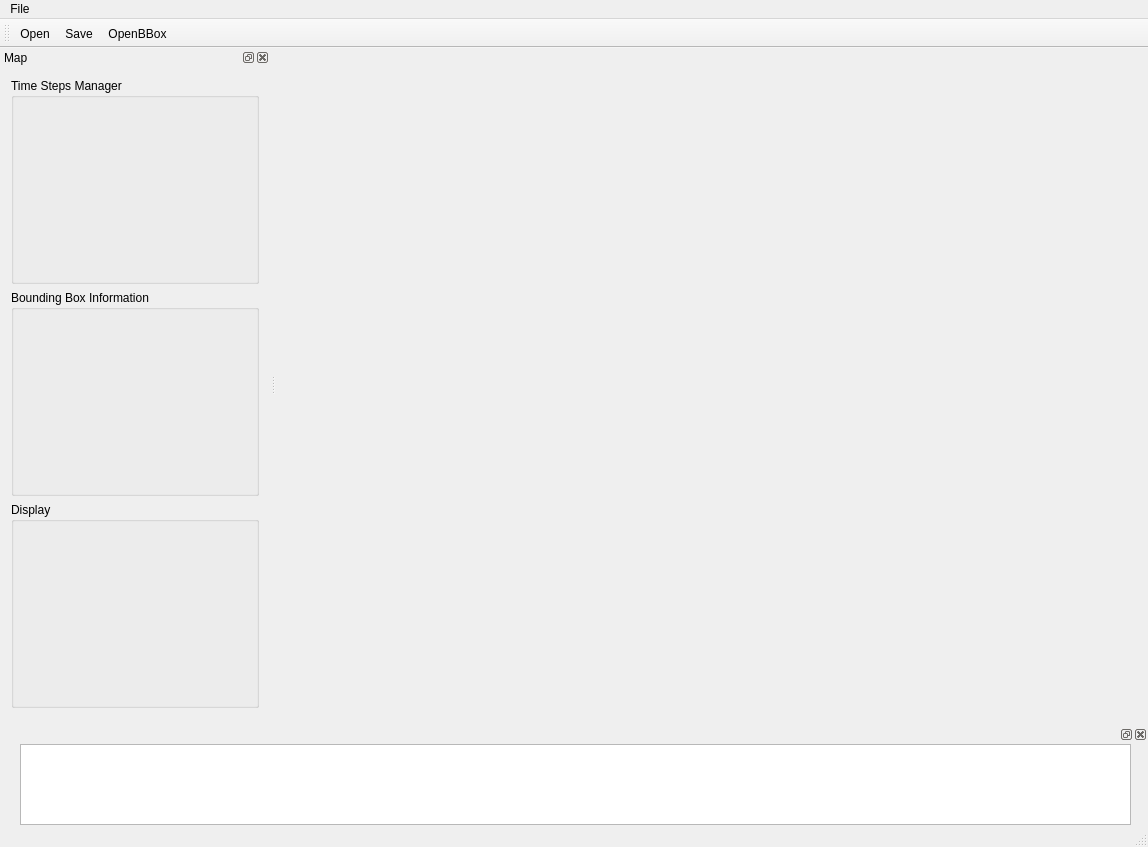
The window that MainWindow.ui (MatthieuZins/BoundingBoxMe) describes before a commit, drawn with Qt 5.
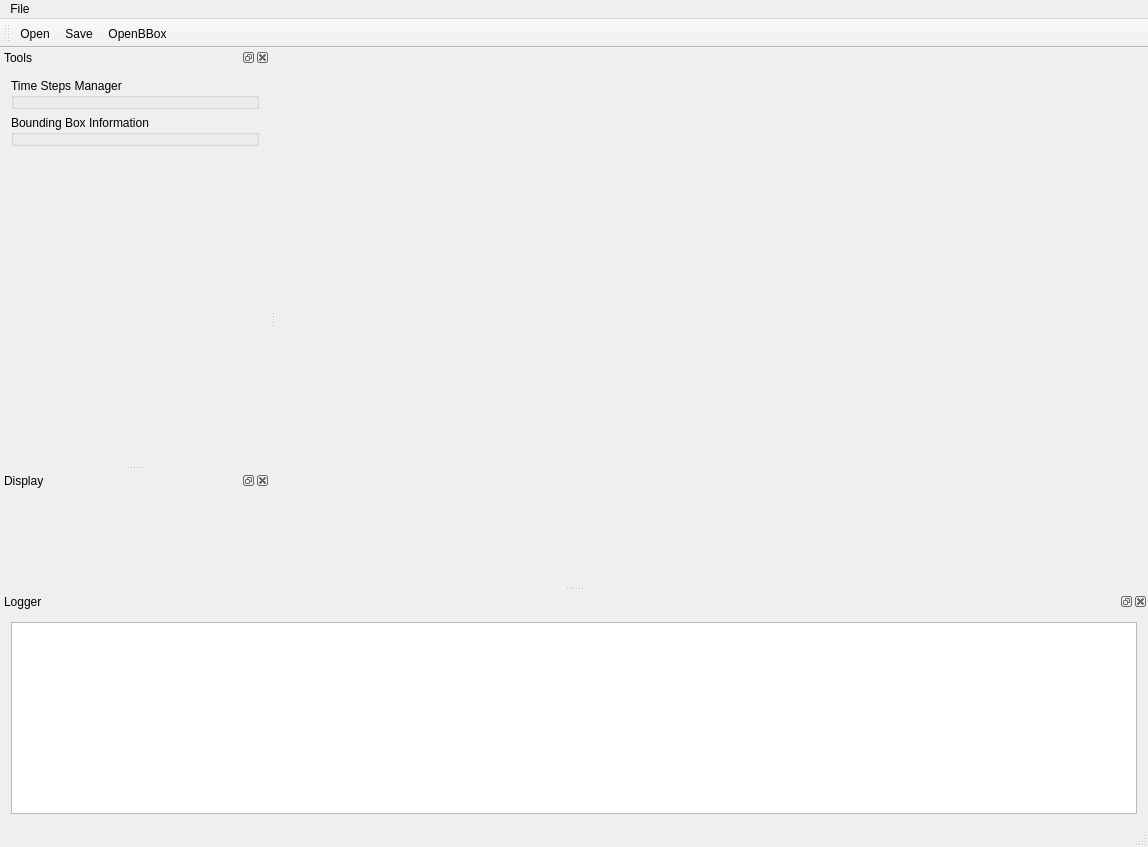
The same window after the commit. Icons and pictures are not drawn. Custom widgets are drawn as their Qt base class.

Diff of the .ui file:
```diff
--- a/MainWindow.ui
+++ b/MainWindow.ui
@@ -60,7 +60,7 @@
   </widget>
   <widget class="QDockWidget" name="dockWidget">
    <property name="windowTitle">
-    <string>Map</string>
+    <string>Tools</string>
    </property>
    <attribute name="dockWidgetArea">
     <number>1</number>
@@ -75,6 +75,12 @@
     <layout class="QVBoxLayout" name="verticalLayout">
      <item>
       <widget class="timeStepsManager_ui" name="groupBox_TimeSteps_Manager">
+       <property name="sizePolicy">
+        <sizepolicy hsizetype="Preferred" vsizetype="Minimum">
+         <horstretch>0</horstretch>
+         <verstretch>0</verstretch>
+        </sizepolicy>
+       </property>
        <property name="minimumSize">
         <size>
          <width>0</width>
@@ -88,17 +94,29 @@
      </item>
      <item>
       <widget class="BoundingBoxInformation_ui" name="groupBox_BB_Information">
+       <property name="sizePolicy">
+        <sizepolicy hsizetype="Preferred" vsizetype="Minimum">
+         <horstretch>0</horstretch>
+         <verstretch>0</verstretch>
+        </sizepolicy>
+       </property>
        <property name="title">
         <string>Bounding Box Information</string>
        </property>
       </widget>
      </item>
      <item>
-      <widget class="DisplayManager_ui" name="groupBox_DisplayManager">
-       <property name="title">
-        <string>Display</string>
+      <spacer name="verticalSpacer">
+       <property name="orientation">
+        <enum>Qt::Vertical</enum>
        </property>
-      </widget>
+       <property name="sizeHint" stdset="0">
+        <size>
+         <width>20</width>
+         <height>40</height>
+        </size>
+       </property>
+      </spacer>
      </item>
     </layout>
    </widget>
@@ -106,33 +124,59 @@
   <widget class="QDockWidget" name="dockWidget_2">
    <property name="minimumSize">
     <size>
-     <width>49</width>
+     <width>200</width>
      <height>100</height>
     </size>
    </property>
    <property name="maximumSize">
     <size>
      <width>524287</width>
-     <height>100</height>
+     <height>524287</height>
     </size>
    </property>
    <property name="floating">
     <bool>false</bool>
    </property>
+   <property name="windowTitle">
+    <string>Logger</string>
+   </property>
    <attribute name="dockWidgetArea">
     <number>8</number>
    </attribute>
    <widget class="QWidget" name="dockWidgetContents_2">
-    <widget class="QTextBrowser" name="textBrowser_logger">
-     <property name="geometry">
-      <rect>
-       <x>20</x>
-       <y>0</y>
-       <width>1111</width>
-       <height>81</height>
-      </rect>
-     </property>
-    </widget>
+    <layout class="QVBoxLayout" name="verticalLayout_3">
+     <item>
+      <widget class="QTextBrowser" name="textBrowser_logger">
+       <property name="sizePolicy">
+        <sizepolicy hsizetype="Expanding" vsizetype="Expanding">
+         <horstretch>0</horstretch>
+         <verstretch>0</verstretch>
+        </sizepolicy>
+       </property>
+      </widget>
+     </item>
+    </layout>
+   </widget>
+  </widget>
+  <widget class="QDockWidget" name="dockWidget_Display">
+   <property name="floating">
+    <bool>false</bool>
+   </property>
+   <property name="allowedAreas">
+    <set>Qt::LeftDockWidgetArea|Qt::RightDockWidgetArea</set>
+   </property>
+   <property name="windowTitle">
+    <string>Display</string>
+   </property>
+   <attribute name="dockWidgetArea">
+    <number>1</number>
+   </attribute>
+   <widget class="QWidget" name="dockWidgetContents_3">
+    <layout class="QVBoxLayout" name="verticalLayout_2">
+     <item>
+      <widget class="DisplayManager_ui" name="widget_DisplayManager" native="true"/>
+     </item>
+    </layout>
    </widget>
   </widget>
   <action name="actionOpen">
@@ -202,18 +246,18 @@
    <header>timeStepsManager_ui.h</header>
    <container>1</container>
   </customwidget>
-  <customwidget>
-   <class>DisplayManager_ui</class>
-   <extends>QGroupBox</extends>
-   <header>displayManager_ui.h</header>
-   <container>1</container>
-  </customwidget>
   <customwidget>
    <class>BoundingBoxInformation_ui</class>
    <extends>QGroupBox</extends>
    <header>boundingBoxInformation_ui.h</header>
    <container>1</container>
   </customwidget>
+  <customwidget>
+   <class>DisplayManager_ui</class>
+   <extends>QWidget</extends>
+   <header>displayManager_ui.h</header>
+   <container>1</container>
+  </customwidget>
  </customwidgets>
  <resources>
   <include location="assets/resources.qrc"/>
```
Left out of the diff: 22 changed lines with no effect on the pictures.
